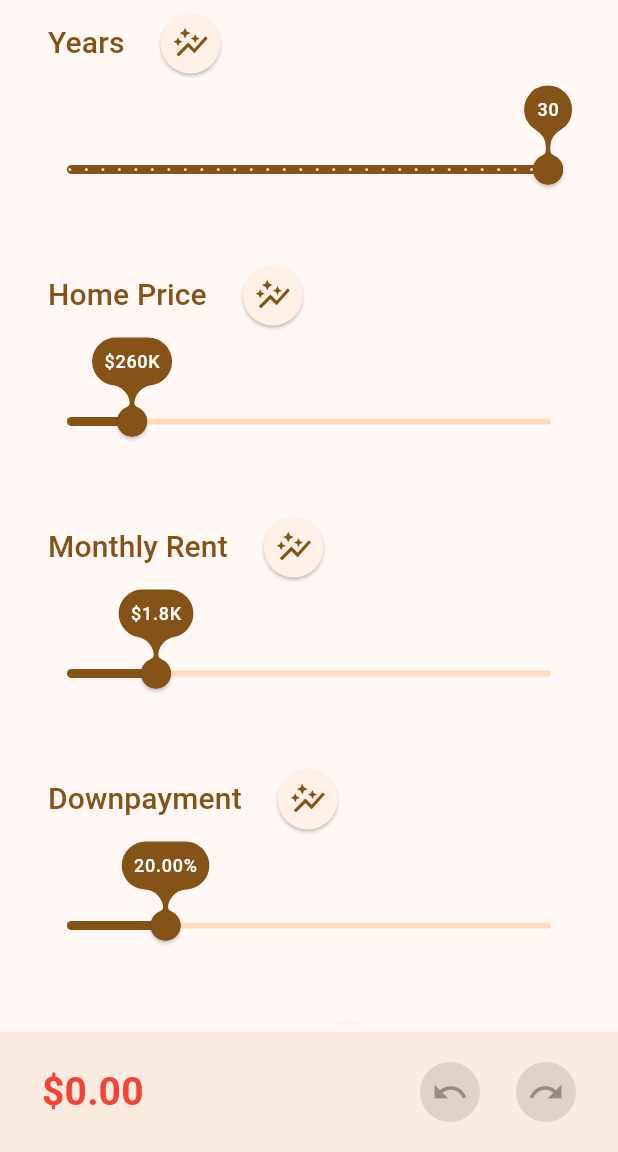
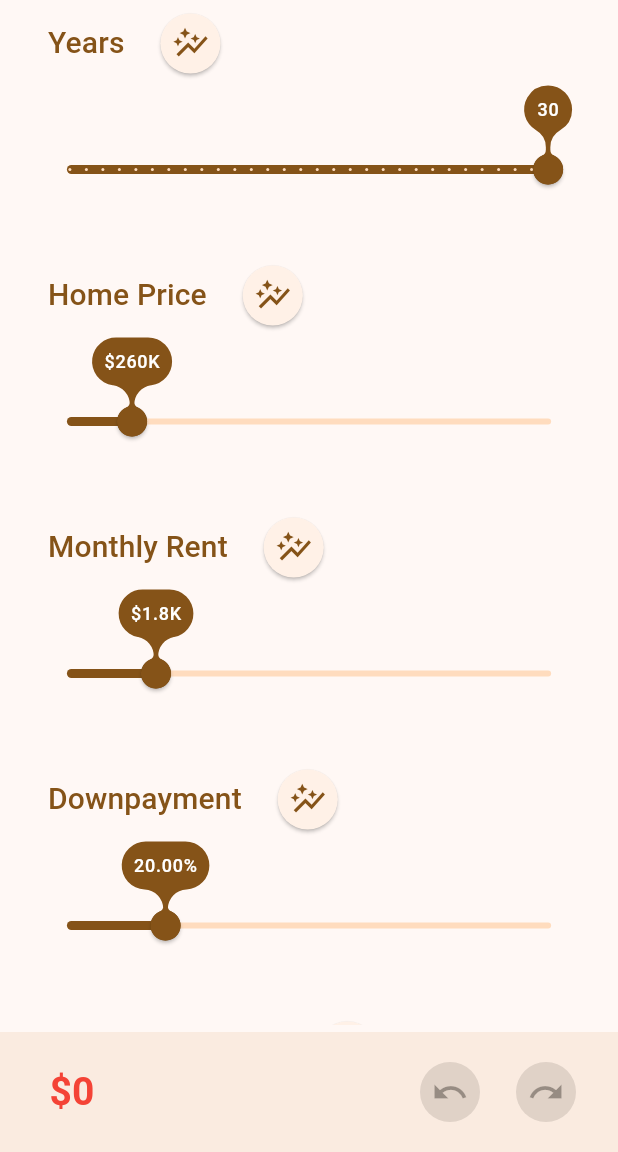
Before and after one commit to jakee417/rent_vs_buy_flutter, a Flutter app: the screen it shows after launch, on a phone screen of 412 x 824 dp, the part 84-1236 px from its top. Run offline on Flutter 3.47's test engine with Material 3 defaults, Android fonts, the phone set to English and light mode, and no system bars; our stand-ins replace csv, fl_chart, shared_preferences; missing offline and left inert: finance_updated, ml_dataframe, ml_linalg, undo; statements that could not run were skipped.

```diff
--- a/lib/main.dart
+++ b/lib/main.dart
@@ -9,6 +9,10 @@ import 'package:rent_vs_buy/slider_data.dart';
 import 'package:rent_vs_buy/switch_data.dart';
 import 'package:rent_vs_buy/thumb_shape.dart';
 import 'package:undo/undo.dart';
+
+final isWebMobile = kIsWeb &&
+    (defaultTargetPlatform == TargetPlatform.iOS ||
+        defaultTargetPlatform == TargetPlatform.android);
 
 void main() {
   var rentVsBuyManager = RentVsBuyManager();
@@ -299,9 +303,6 @@ class _Sliders extends State<Sliders> {
   Widget getSlider({
     required SliderData data,
   }) {
-    final isWebMobile = kIsWeb &&
-        (defaultTargetPlatform == TargetPlatform.iOS ||
-            defaultTargetPlatform == TargetPlatform.android);
     return SliderTheme(
       data: SliderTheme.of(context).copyWith(
         thumbShape: const ThumbShape(),
@@ -316,13 +317,27 @@ class _Sliders extends State<Sliders> {
 
   Widget getInfoButton({required RentVsBuyManager manager}) {
     final formatter = NumberFormat.compactSimpleCurrency();
+    final description =
+        """Purchasing a home for ${manager.sliders["homePriceAmount"]?.formattedValue} your breakdown over ${manager.sliders["years"]?.formattedValue} years will be:
+  - total home assets: ${formatter.format(manager.totalHomeAssetsCumulative)}
+  - total home cost: ${formatter.format(manager.totalHomeLiabilityCumulative)}
+  - total home profit: ${formatter.format(manager.totalHomeAssetsCumulative - manager.totalHomeLiabilityCumulative)}
+  - home opportunity cost: ${formatter.format(manager.homeCumulativeOpportunity)} (${manager.sliders["investmentReturnRate"]?.formattedValue} investment return rate)
+
+The rent breakdown will be:
+  - total rental assets: ${formatter.format(manager.totalRentAssetsCumulative)}
+  - total rental cost: ${formatter.format(manager.totalRentLiabilityCumulative)}
+  - total rental profit: ${formatter.format(manager.totalRentAssetsCumulative - manager.totalRentLiabilityCumulative)}
+  - rental opportunity cost: ${formatter.format(manager.rentalCumulativeOpportunity)} (${manager.sliders["homePriceGrowthRate"]?.formattedValue} home price growth rate)
+""";
+    final bottomLine = "Rental - Home opportunity cost: ${NumberFormat.simpleCurrency().format(manager.rentVsBuyValue)} (${manager.rentVsBuyValue > 0 ? "benefit" : "loss"})";
     return TextButton(
       onPressed: () {
         showModalBottomSheet<void>(
           context: context,
           builder: (BuildContext context) {
             return SizedBox(
-              height: 500,
+              height: isWebMobile ? 1500 : 500,
               child: Padding(
                 padding: const EdgeInsets.symmetric(horizontal: 10),
                 child: Center(
@@ -340,7 +355,11 @@ class _Sliders extends State<Sliders> {
                       ),
                       const Spacer(),
                       Text(
-                        "Based off purchasing a home for ${manager.sliders["homePriceAmount"]?.formattedValue} your total home assets will be ${formatter.format(manager.totalHomeAssetsCumulative)} with a cost of ${formatter.format(manager.totalHomeLiabilityCumulative)} over ${manager.sliders["years"]?.formattedValue} years. This translates to a home opportunity cost of ${formatter.format(manager.homeCumulativeOpportunity)} at a ${manager.sliders["homePriceGrowthRate"]?.formattedValue} home price growth rate.\n\n Over the same time, your total rental assets would be ${formatter.format(manager.totalRentAssetsCumulative)} with cost ${formatter.format(manager.totalRentLiabilityCumulative)}. The opportunity cost for renting would be ${formatter.format(manager.rentalCumulativeOpportunity)} at a ${manager.sliders["investmentReturnRate"]?.formattedValue} investment return rate.\n\n These opportunity costs would yield a ${manager.rentVsBuyValue > 0 ? "profit" : "loss"} of ${NumberFormat.simpleCurrency().format(manager.rentVsBuyValue)}.",
+                        description,
+                        textAlign: TextAlign.left,
+                      ),
+                      Text(
+                        bottomLine,
                         textAlign: TextAlign.center,
                       ),
                       const Spacer(),
@@ -358,7 +377,8 @@ class _Sliders extends State<Sliders> {
         );
       },
       child: Text(
-        NumberFormat.simpleCurrency().format(manager.rentVsBuyValue),
+        NumberFormat.simpleCurrency(decimalDigits: 0)
+            .format(manager.rentVsBuyValue),
         style: TextStyle(
           fontSize: 26,
           fontWeight: FontWeight.bold,
--- a/lib/rent_vs_buy_manager.dart
+++ b/lib/rent_vs_buy_manager.dart
@@ -1,5 +1,6 @@
 import 'dart:math';
 import 'package:csv/csv.dart';
+import 'package:flutter/foundation.dart';
 import 'package:flutter/material.dart';
 import 'package:flutter/services.dart';
 import 'package:intl/intl.dart';
@@ -11,9 +12,12 @@ import 'package:rent_vs_buy/slider_data.dart';
 import 'package:rent_vs_buy/switch_data.dart';
 import 'package:shared_preferences/shared_preferences.dart';
 import 'package:undo/undo.dart';
-
 import 'chart.dart';
 import 'utils.dart';
+
+final isWebMobile = kIsWeb &&
+    (defaultTargetPlatform == TargetPlatform.iOS ||
+        defaultTargetPlatform == TargetPlatform.android);
 
 class RentVsBuyManager extends ChangeNotifier {
   final SharedPreferencesAsync preferences = SharedPreferencesAsync();
@@ -75,6 +79,7 @@ class RentVsBuyManager extends ChangeNotifier {
       min: 0,
       max: 2000000,
       popoverDescription: "The price of the home when purchasing in USD.",
+      divisions: isWebMobile ? 100 : 200,
     ),
     "monthlyRentAmount": SliderData(
       title: "Monthly Rent",
@@ -84,6 +89,7 @@ class RentVsBuyManager extends ChangeNotifier {
       max: 10000,
       popoverDescription:
           "The amount of rent paid monthly if you were not to purchase a home.",
+      divisions: isWebMobile ? 100 : 200,
     ),
     "downPaymentRate": SliderData(
       title: "Downpayment",
@@ -93,6 +99,7 @@ class RentVsBuyManager extends ChangeNotifier {
       max: 1.0,
       popoverDescription:
           "The percentage of the home price you pay as a downpayment.",
+      divisions: isWebMobile ? 100 : 200,
     ),
     "lengthOfMortgage": SliderData(
       title: "Mortgage Length",
@@ -110,6 +117,7 @@ class RentVsBuyManager extends ChangeNotifier {
       min: 0,
       max: 0.1,
       popoverDescription: "The (percent) interest rate paid on the mortgage.",
+      divisions: isWebMobile ? 100 : 200,
     ),
     "homePriceGrowthRate": SliderData(
       title: "Home Price Growth",
@@ -117,7 +125,7 @@ class RentVsBuyManager extends ChangeNotifier {
       numberType: NumberType.percentage,
       min: 0.0,
       max: 0.2,
-      divisions: 20,
+      divisions: isWebMobile ? 20 : 40,
       popoverDescription: "The rate at which the home appreciates annually.",
     ),
     "investmentReturnRate": SliderData(
@@ -126,7 +134,7 @@ class RentVsBuyManager extends ChangeNotifier {
       numberType: NumberType.percentage,
       min: 0.0,
       max: 0.2,
-      divisions: 20,
+      divisions: isWebMobile ? 20 : 40,
       popoverDescription:
           "The return rate for a hypothetical investment you could make if you didn't purchase the home (opportunity cost).",
     ),
@@ -136,7 +144,7 @@ class RentVsBuyManager extends ChangeNotifier {
       numberType: NumberType.dollar,
       min: 0,
       max: 50000,
-      divisions: 50,
+      divisions: isWebMobile ? 50: 100,
       popoverDescription:
           "The value of any other fees financed as part of the home loan (i.e. VA loans).",
     ),
@@ -192,7 +200,7 @@ class RentVsBuyManager extends ChangeNotifier {
       numberType: NumberType.percentage,
       min: 0.0,
       max: 0.1,
-      divisions: 20,
+      divisions: isWebMobile ? 20 : 40,
       popoverDescription:
           "The percentage of the home price paid in upfront buying costs.",
     ),
@@ -202,7 +210,7 @@ class RentVsBuyManager extends ChangeNotifier {
       numberType: NumberType.percentage,
       min: 0.0,
       max: 0.1,
-      divisions: 20,
+      divisions: isWebMobile ? 20 : 40,
       popoverDescription:
           "The percentage of the home price paid at closing in selling costs.",
     ),
@@ -407,7 +415,7 @@ class RentVsBuyManager extends ChangeNotifier {
     required RadioData marginalTaxRate,
     required Map<String, SliderData> sliders,
   }) {
-    const maxLength = 40;
+    final maxLength = isWebMobile ? 40 : 80;
     var slidersCopy = Map.fromEntries(
       sliders.entries.map(
         (i) => MapEntry(
```
Also changed, not shown: lib/chart.dart (+0 -7 lines), 7 other files.
